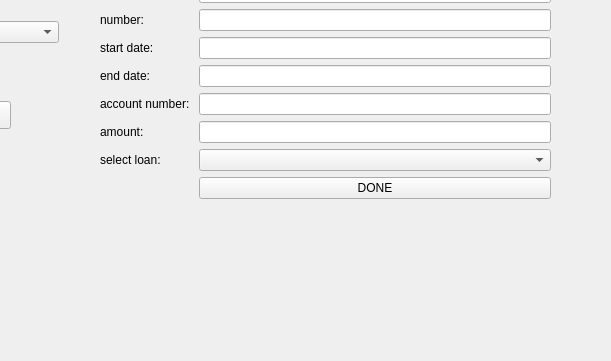
Above: miniBank/ui/userMainMenu.ui from Alir3zaRaisi/Bank_Database before the change; both pictures show x 122 to 733 and y 119 to 480 of the 733 by 480 pixel window. Below: the same form after it.
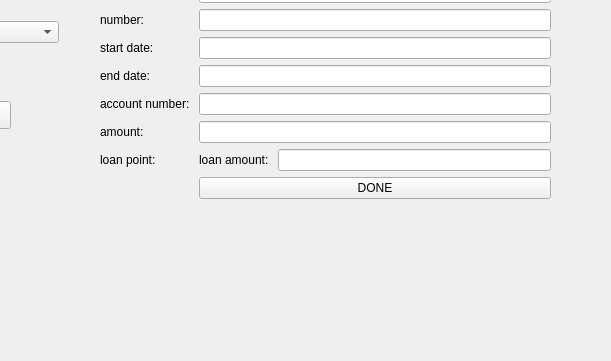
That is the form after the change.

Commit message: update get loan in ui_usermainmenu

The edit to the form file:
```diff
--- a/miniBank/ui/userMainMenu.ui
+++ b/miniBank/ui/userMainMenu.ui
@@ -240,16 +240,23 @@
        <bool>true</bool>
       </property>
       <property name="text">
-       <string>select loan: </string>
+       <string>loan point: </string>
       </property>
      </widget>
     </item>
     <item row="6" column="1">
-     <widget class="QComboBox" name="loan_cmb">
-      <property name="enabled">
-       <bool>true</bool>
-      </property>
-     </widget>
+     <layout class="QHBoxLayout" name="horizontalLayout">
+      <item>
+       <widget class="QLabel" name="loan_amount_lbl">
+        <property name="text">
+         <string>loan amount: </string>
+        </property>
+       </widget>
+      </item>
+      <item>
+       <widget class="QLineEdit" name="loan_amount_led"/>
+      </item>
+     </layout>
     </item>
    </layout>
   </widget>
```
Left out of the diff: 2 changed lines with no effect on the pictures. The commit also changes 4 other files.
